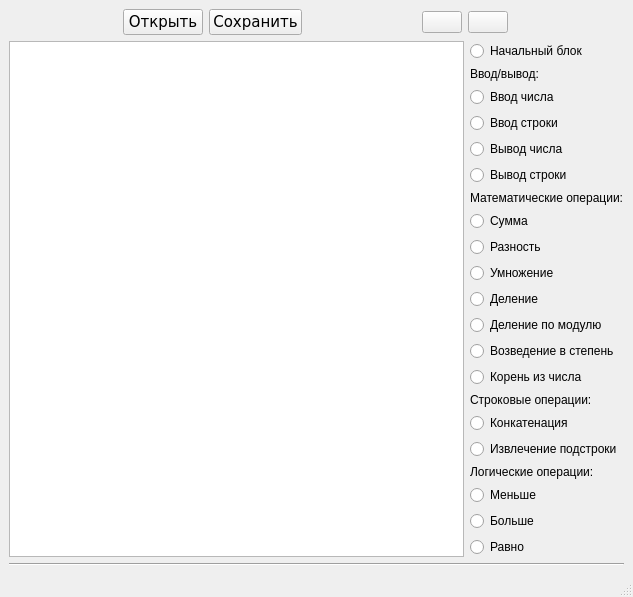
Before: the Qt Designer form mainwindow.ui in kera0106/visual_development_environment, drawn with Qt 5.
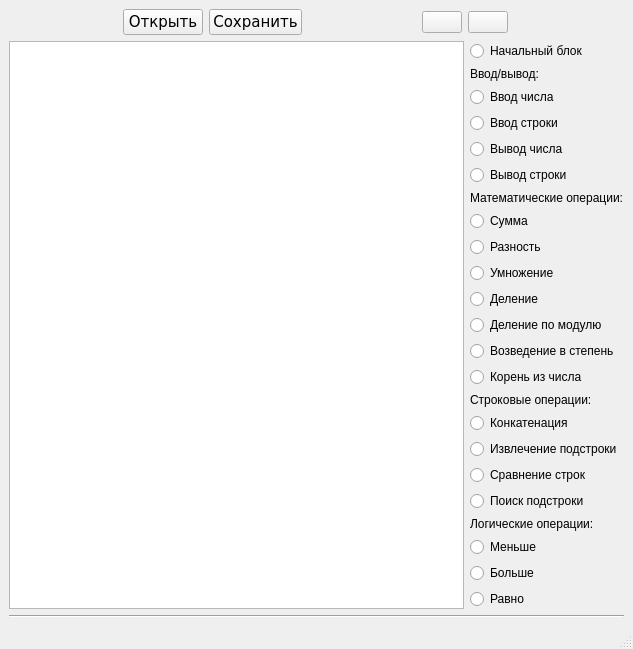
After: the same form once the commit is applied. Icons and pictures are not drawn.

Commit message: add equals string and find substring in string

Diff of the .ui file:
```diff
--- a/mainwindow.ui
+++ b/mainwindow.ui
@@ -141,7 +141,7 @@
        <widget class="QGraphicsView" name="canvas"/>
       </item>
       <item>
-       <layout class="QVBoxLayout" name="blockListView" stretch="1,0,1,0,0,0,0,1,0,0,0,0,0,0,0,0,0,0,0,0,0">
+       <layout class="QVBoxLayout" name="blockListView" stretch="1,0,1,0,0,0,0,1,0,0,0,0,0,0,0,0,0,0,0,0,0,0,0">
         <item>
          <widget class="QRadioButton" name="start">
           <property name="text">
@@ -279,6 +279,20 @@
           </property>
          </widget>
         </item>
+        <item>
+         <widget class="QRadioButton" name="equals">
+          <property name="text">
+           <string>Сравнение строк</string>
+          </property>
+         </widget>
+        </item>
+        <item>
+         <widget class="QRadioButton" name="find">
+          <property name="text">
+           <string>Поиск подстроки</string>
+          </property>
+         </widget>
+        </item>
         <item>
          <widget class="QLabel" name="label_3">
           <property name="maximumSize">
```
The commit also changes 6 other files.
